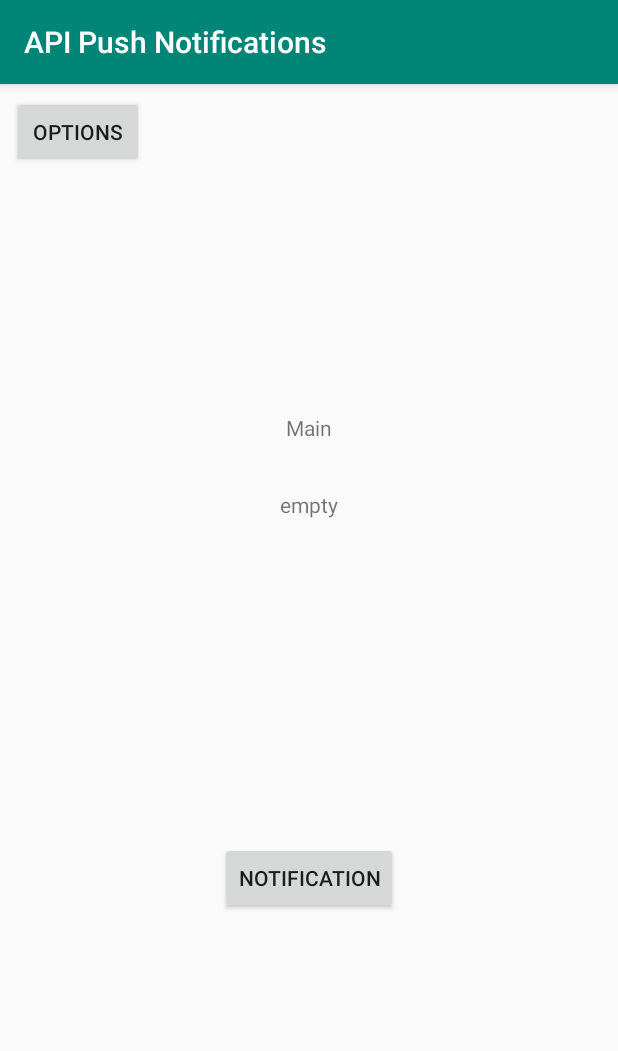
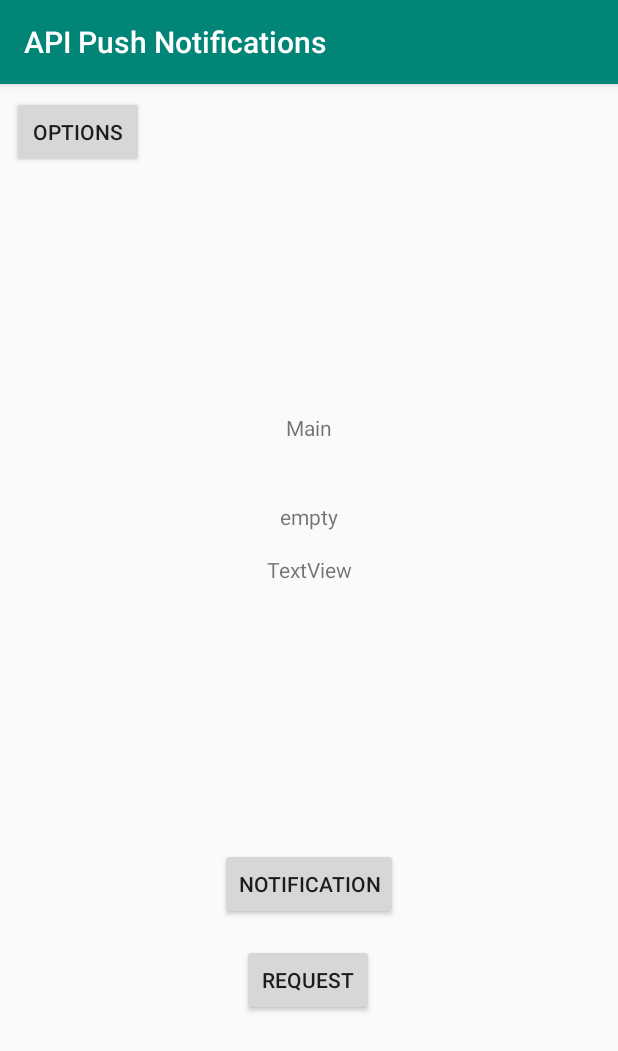
Before and after one commit to viktorholk/push-notifications-api, an Android app: the MainActivity screen opened directly, with no data from a screen before it, on a phone screen of 412 x 824 dp. Shown: the top 1051 px of the screen. Run offline under Robolectric (Android 15) with nearby library versions, the phone set to English and light mode, and no system bars; our stand-ins replace Volley.

Commit message:
RequestService

```diff
--- a/android/app/build.gradle
+++ b/android/app/build.gradle
@@ -23,6 +23,7 @@ dependencies {
     implementation fileTree(dir: 'libs', include: ['*.jar'])
     implementation 'androidx.appcompat:appcompat:1.2.0'
     implementation 'androidx.constraintlayout:constraintlayout:2.0.1'
+    implementation 'com.android.volley:volley:1.1.1'
     testImplementation 'junit:junit:4.12'
     androidTestImplementation 'androidx.test:runner:1.3.0'
     androidTestImplementation 'androidx.test.espresso:espresso-core:3.3.0'
--- a/android/app/src/main/AndroidManifest.xml
+++ b/android/app/src/main/AndroidManifest.xml
@@ -1,6 +1,7 @@
 <?xml version="1.0" encoding="utf-8"?>
 <manifest xmlns:android="http://schemas.android.com/apk/res/android"
     package="com.tactoctical.apipushnotifications">
+    <uses-permission android:name="android.permission.INTERNET" />
 
     <application
         android:allowBackup="true"
--- a/android/app/src/main/java/com/tactoctical/apipushnotifications/MainActivity.java
+++ b/android/app/src/main/java/com/tactoctical/apipushnotifications/MainActivity.java
@@ -1,4 +1,8 @@
 package com.tactoctical.apipushnotifications;
+import com.android.volley.Request;
+import com.android.volley.Response;
+import com.android.volley.VolleyError;
+import com.android.volley.toolbox.JsonObjectRequest;
 import com.tactoctical.apipushnotifications.NotificationService;
 
 import androidx.appcompat.app.AppCompatActivity;
@@ -11,6 +15,8 @@ import android.os.Bundle;
 import android.view.View;
 import android.widget.Button;
 import android.widget.TextView;
+
+import org.json.JSONObject;
 
 
 public class MainActivity extends AppCompatActivity {
@@ -42,8 +48,8 @@ public class MainActivity extends AppCompatActivity {
                     }
                 }
         );
-
-        TextView _3 = findViewById(R.id.textView3);
+        final TextView _2 = findViewById(R.id.textView2);
+        final TextView _3 = findViewById(R.id.textView3);
         _3.setText(sharedPreferences.getString("endpoint", "empty"));
 
         Button notificationButton = findViewById(R.id.notificationButton);
@@ -53,7 +59,33 @@ public class MainActivity extends AppCompatActivity {
                     public void onClick(View view) {
                         NotificationService notificationService = new NotificationService(view.getContext());
                         notificationService.DeployNotification();
+                    }
+                }
+        );
 
+        Button requestButton = findViewById(R.id.requestButton);
+        requestButton.setOnClickListener(
+                new View.OnClickListener() {
+                    @Override
+                    public void onClick(View view) {
+                        String url = "https://api.tactoctical.com/twitch-app/token";
+
+                        JsonObjectRequest jsonObjectRequest = new JsonObjectRequest
+                                (Request.Method.GET, url, null, new Response.Listener<JSONObject>() {
+
+                                    @Override
+                                    public void onResponse(JSONObject response) {
+                                        _2.setText("Response: " + response.toString());
+                                    }
+                                }, new Response.ErrorListener() {
+
+                                    @Override
+                                    public void onErrorResponse(VolleyError error) {
+                                        // TODO: Handle error
+
+                                    }
+                                });
+                        RequestService.getInstance(view.getContext()).addToRequestQueue(jsonObjectRequest);
                     }
                 }
         );
--- a/android/app/src/main/res/layout/activity_main.xml
+++ b/android/app/src/main/res/layout/activity_main.xml
@@ -22,12 +22,24 @@
         android:layout_width="wrap_content"
         android:layout_height="wrap_content"
         android:layout_marginStart="8dp"
-        android:layout_marginTop="32dp"
+        android:layout_marginTop="40dp"
         android:layout_marginEnd="8dp"
         android:text="TextView"
         app:layout_constraintEnd_toEndOf="parent"
         app:layout_constraintStart_toStartOf="parent"
         app:layout_constraintTop_toBottomOf="@+id/textView" />
+
+    <TextView
+        android:id="@+id/textView2"
+        android:layout_width="wrap_content"
+        android:layout_height="wrap_content"
+        android:layout_marginStart="8dp"
+        android:layout_marginTop="16dp"
+        android:layout_marginEnd="8dp"
+        android:text="TextView"
+        app:layout_constraintEnd_toEndOf="parent"
+        app:layout_constraintStart_toStartOf="parent"
+        app:layout_constraintTop_toBottomOf="@+id/textView3" />
 
     <Button
         android:id="@+id/optionsButton"
@@ -53,5 +65,18 @@
         app:layout_constraintStart_toStartOf="parent"
         app:layout_constraintTop_toBottomOf="@+id/textView3" />
 
+    <Button
+        android:id="@+id/requestButton"
+        android:layout_width="wrap_content"
+        android:layout_height="wrap_content"
+        android:layout_marginStart="8dp"
+        android:layout_marginTop="16dp"
+        android:layout_marginEnd="8dp"
+        android:text="request"
+        app:layout_constraintEnd_toEndOf="parent"
+        app:layout_constraintHorizontal_bias="0.498"
+        app:layout_constraintStart_toStartOf="parent"
+        app:layout_constraintTop_toBottomOf="@+id/notificationButton" />
+
 
 </androidx.constraintlayout.widget.ConstraintLayout>
```
Also changed, not shown: android/app/src/main/java/com/tactoctical/apipushnotifications/RequestService.java (added, +40 -0 lines).
